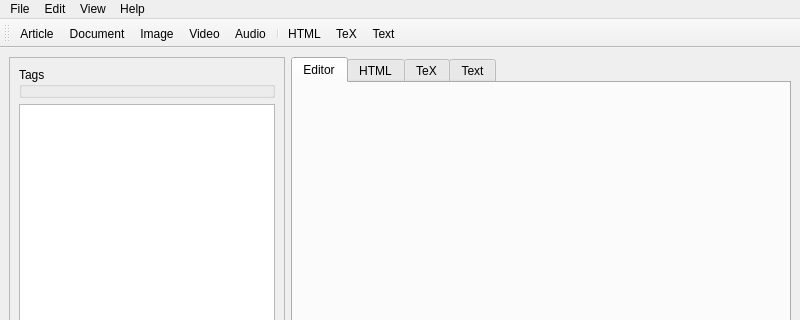
Old version of the form mainwindow.ui in the repository Sebatyne/QNM; both pictures show x 0 to 800 and y 0 to 320 of the 800 by 517 pixel window.
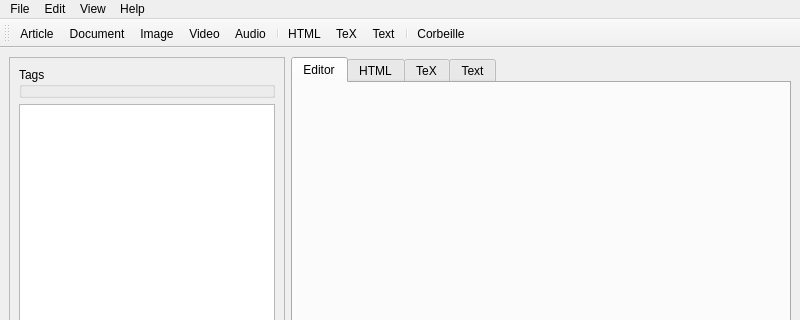
New version of the form. Icons and pictures are not drawn.

Commit message: corbeille pleinement fonctionnelle

What changed in the file:
```diff
--- a/mainwindow.ui
+++ b/mainwindow.ui
@@ -182,6 +182,8 @@
    <addaction name="actionHTML"/>
    <addaction name="actionTeX"/>
    <addaction name="actionText"/>
+   <addaction name="separator"/>
+   <addaction name="actionCorbeille"/>
   </widget>
   <action name="actionNewDocument">
    <property name="text">
@@ -265,6 +267,15 @@
     <string>Obtenir la source en texte</string>
    </property>
   </action>
+  <action name="actionCorbeille">
+   <property name="icon">
+    <iconset resource="icons/icons.qrc">
+     <normaloff>:/icons/trash.png</normaloff>:/icons/trash.png</iconset>
+   </property>
+   <property name="text">
+    <string>Corbeille</string>
+   </property>
+  </action>
  </widget>
  <resources/>
  <connections/>
```
Left out of the diff: 5 changed lines with no effect on the pictures. The commit also changes 22 other files.
